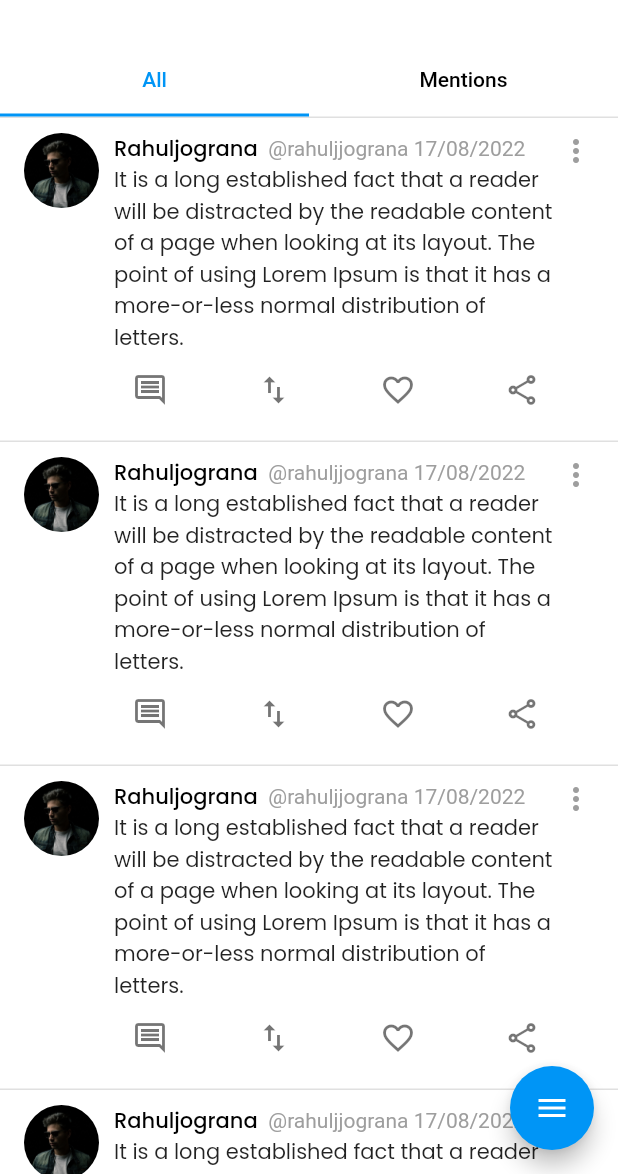
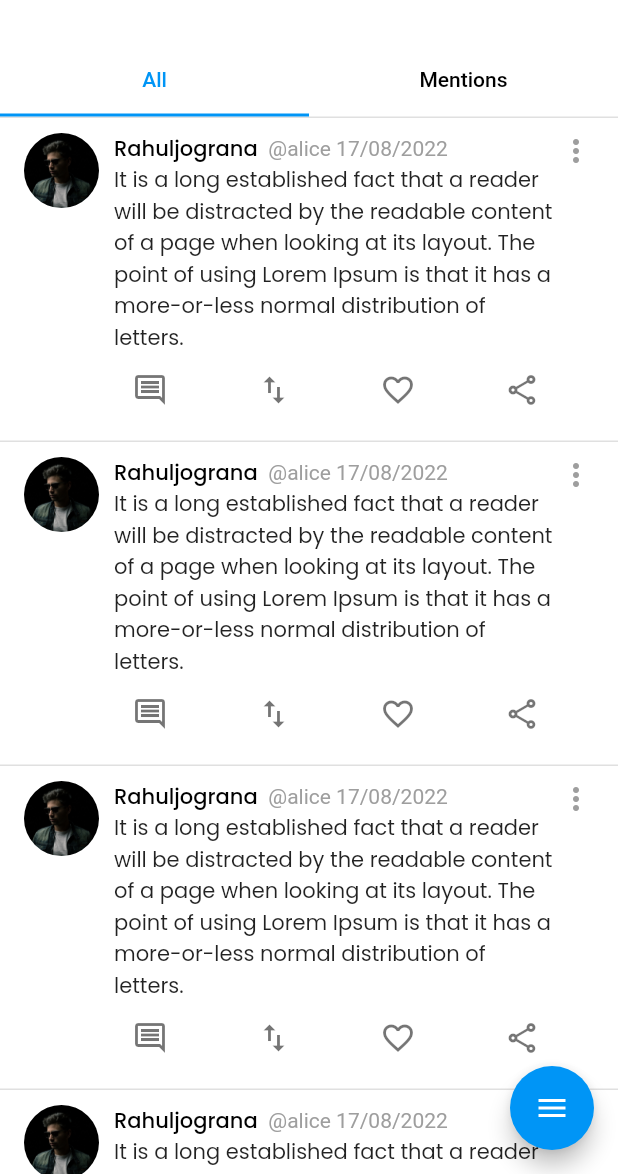
Before and after one commit to ski/nomi, a Flutter app: the notifications screen opened by its route, on a phone screen of 412 x 824 dp, the part 62-1236 px from its top. Run offline on Flutter 3.47's test engine with Material 2 defaults, Android fonts, the phone set to English and light mode, and no system bars; drawn by our look-alikes of flutter_speed_dial; Roboto replaces fonts that are missing (semibold).

Commit message:
Changed names

```diff
--- a/lib/pages/conversationInfo.dart
+++ b/lib/pages/conversationInfo.dart
@@ -54,11 +54,11 @@ class _conversationInfoState extends State<conversationInfo> {
                   ),
                 ),
                 Text(
-                  'Rahul Jograna',
+                  'Alice Merryweather',
                   style: TextStyle(fontFamily: 'medium', fontSize: 18),
                 ),
                 Text(
-                  '@rahuljJograna',
+                  '@alice',
                   style: TextStyle(color: Colors.grey),
                 ),
               ],
@@ -111,7 +111,7 @@ class _conversationInfoState extends State<conversationInfo> {
           child: Column(
             children: [
               Text(
-                'Block @rahuljJograna',
+                'Block @alice',
                 style: TextStyle(
                     color: appColor, fontFamily: 'medium', fontSize: 16),
               ),
@@ -119,7 +119,7 @@ class _conversationInfoState extends State<conversationInfo> {
                 height: 20,
               ),
               Text(
-                'Report @rahuljJograna',
+                'Report @alice',
                 style: TextStyle(
                     color: appColor, fontFamily: 'medium', fontSize: 16),
               ),
--- a/lib/pages/inbox.dart
+++ b/lib/pages/inbox.dart
@@ -134,7 +134,7 @@ class _inboxState extends State<inbox> {
                                 color: Colors.black, fontFamily: 'medium'),
                           ),
                           TextSpan(
-                            text: ' @rahuljjograna',
+                            text: ' @alice',
                             style: TextStyle(color: Colors.grey),
                           ),
                         ],
--- a/lib/pages/messageScreen.dart
+++ b/lib/pages/messageScreen.dart
@@ -38,7 +38,7 @@ class _messageScreenState extends State<messageScreen> {
       iconTheme: IconThemeData(color: Colors.black),
       centerTitle: true,
       title: Text(
-        'Rahul Jograna',
+        'Alice Merryweather',
         style:
             TextStyle(fontFamily: 'medium', fontSize: 16, color: Colors.black),
       ),
--- a/lib/pages/notifications.dart
+++ b/lib/pages/notifications.dart
@@ -223,7 +223,7 @@ class _notificationsState extends State<notifications> {
                                   color: Colors.black, fontFamily: 'medium'),
                             ),
                             TextSpan(
-                              text: ' @rahuljjograna 17/08/2022',
+                              text: ' @alice 17/08/2022',
                               style: TextStyle(color: Colors.grey),
                             ),
                           ],
--- a/lib/pages/tweet.dart
+++ b/lib/pages/tweet.dart
@@ -417,7 +417,7 @@ class _tweetState extends State<tweet> {
                                   fontSize: 14),
                             ),
                             TextSpan(
-                              text: ' @hardikrajput and @rahuljjograna',
+                              text: ' @hardikrajput and @alice',
                               style: TextStyle(color: appColor),
                             ),
                           ],
```
